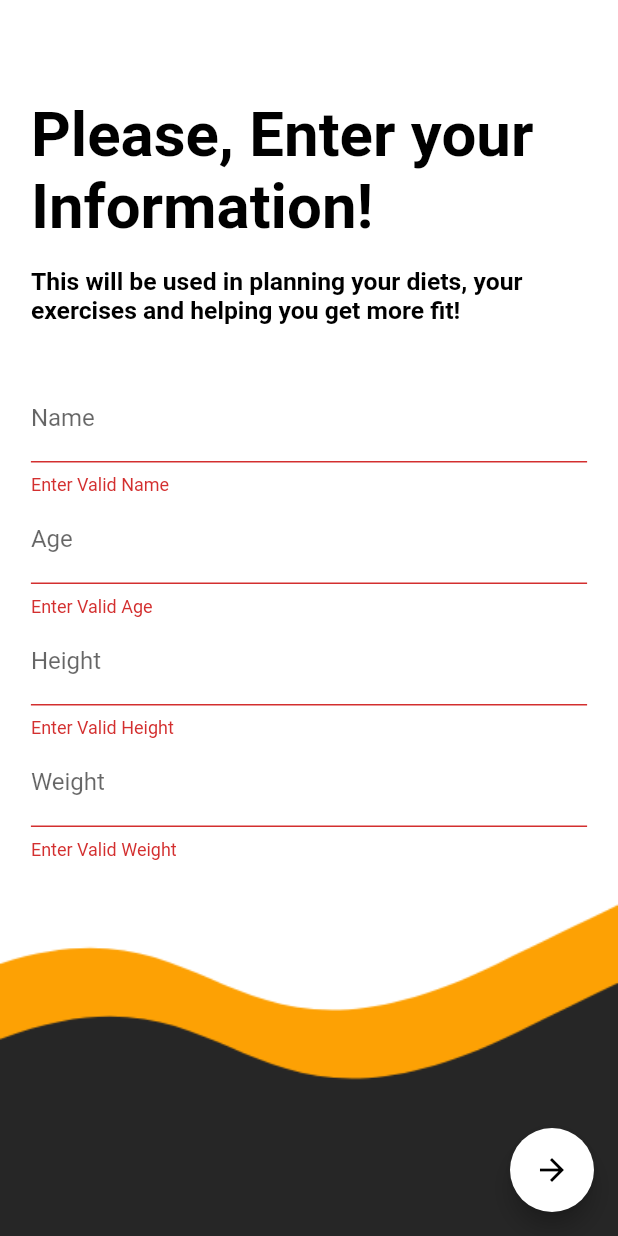
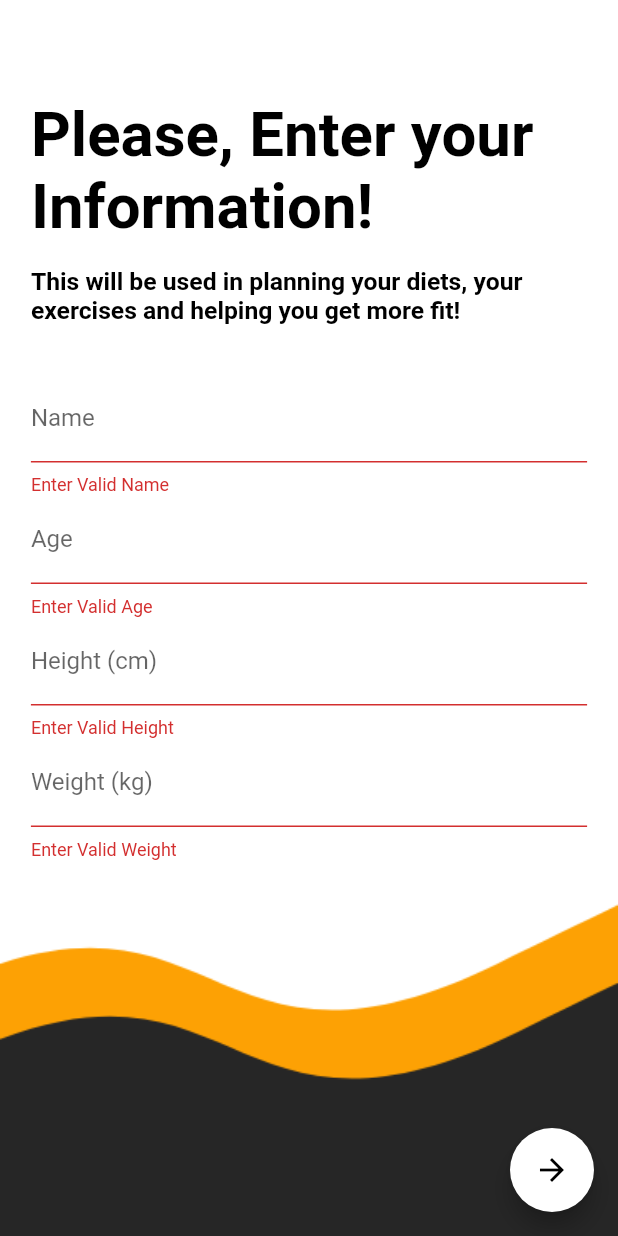
Before and after one commit to 2020sp93078/Calorie-Tracker, a Flutter app: the UserInfoScreen screen opened directly, after a tap on the "arrow forward" icon, on a phone screen of 412 x 824 dp. Run offline on Flutter 3.47's test engine with Material 2 defaults, Android fonts, the light colour scheme and no system bars; our stand-ins replace cloud_firestore, firebase_auth, firebase_core, flutter_signin_button, get, google_sign_in; accounts and stored records are empty; network calls fail.

Commit message:
updating user info

```diff
--- a/lib/models/user_info.dart
+++ b/lib/models/user_info.dart
@@ -10,6 +10,7 @@ class UserData {
     this.age,
     this.height,
     this.weight,
+    this.dailyCalorieIntake,
     this.createdAt,
   });
 
@@ -17,21 +18,23 @@ class UserData {
   final int? age;
   final double? height;
   final double? weight;
+  final int? dailyCalorieIntake;
   final DateTime? createdAt;
 
   factory UserData.fromMap(Map<String, dynamic> json) => UserData(
-        name: json["name"],
-        age: json["age"],
-        height: json["height"].toDouble(),
-        weight: json["weight"].toDouble(),
-        createdAt: DateTime.parse(json["created_at"]),
-      );
+      name: json["name"],
+      age: json["age"],
+      dailyCalorieIntake: json["daily_calorie_intake"],
+      height: json["height"].toDouble(),
+      weight: json["weight"].toDouble(),
+      createdAt: DateTime.parse(json["created_at"]));
 
   Map<String, dynamic> toMap() => {
         "name": name,
         "age": age,
         "height": height,
         "weight": weight,
+        "daily_calorie_intake": dailyCalorieIntake,
         "created_at": createdAt?.toIso8601String(),
       };
 }
--- a/lib/screens/user_info_screen/user_info_screen.dart
+++ b/lib/screens/user_info_screen/user_info_screen.dart
@@ -26,11 +26,20 @@ class _UserInfoScreenState extends State<UserInfoScreen> {
       setState(() {
         _isLoading = true;
       });
+      int age = int.parse(_ageController.text);
+      double height = double.parse(_heightController.text);
+      double weight = double.parse(_weightController.text);
+
+      // Basal Metabolic Rate (BMR) Calculator : Mifflin-St Jeor Equation
+      final int dailyCalorieIntake =
+          (10 * weight + 6.25 * height - 5 * age + 5).toInt();
+
       UserData userData = UserData(
         name: _nameController.text,
-        age: int.parse(_ageController.text),
-        height: double.parse(_heightController.text),
-        weight: double.parse(_weightController.text),
+        age: age,
+        height: height,
+        weight: weight,
+        dailyCalorieIntake: dailyCalorieIntake,
         createdAt: DateTime.now(),
       );
       UserInfoService.saveUserData(userData).then((_) {
@@ -118,12 +127,12 @@ class _UserInfoScreenState extends State<UserInfoScreen> {
                   TextFormField(
                     controller: _heightController,
                     validator: (value) => Validation.validateHeight(value),
-                    decoration: const InputDecoration(labelText: "Height"),
+                    decoration: const InputDecoration(labelText: "Height (cm)"),
                   ),
                   TextFormField(
                     controller: _weightController,
                     validator: (value) => Validation.validateWeight(value),
-                    decoration: const InputDecoration(labelText: "Weight"),
+                    decoration: const InputDecoration(labelText: "Weight (kg)"),
                   ),
                 ],
               ),
```
